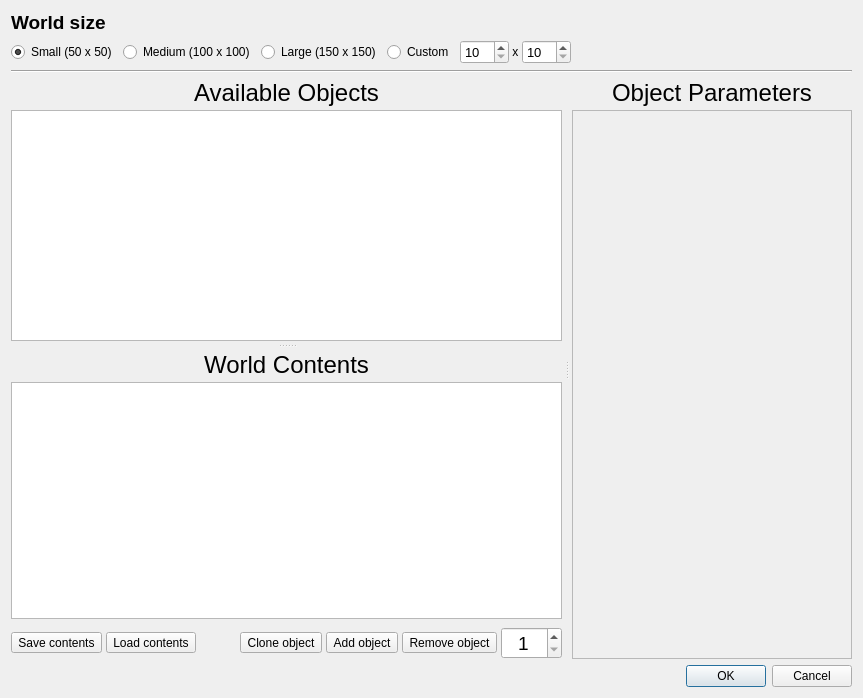
Old version of the form gui/newworld.ui in the repository taliesinb/floatworld.
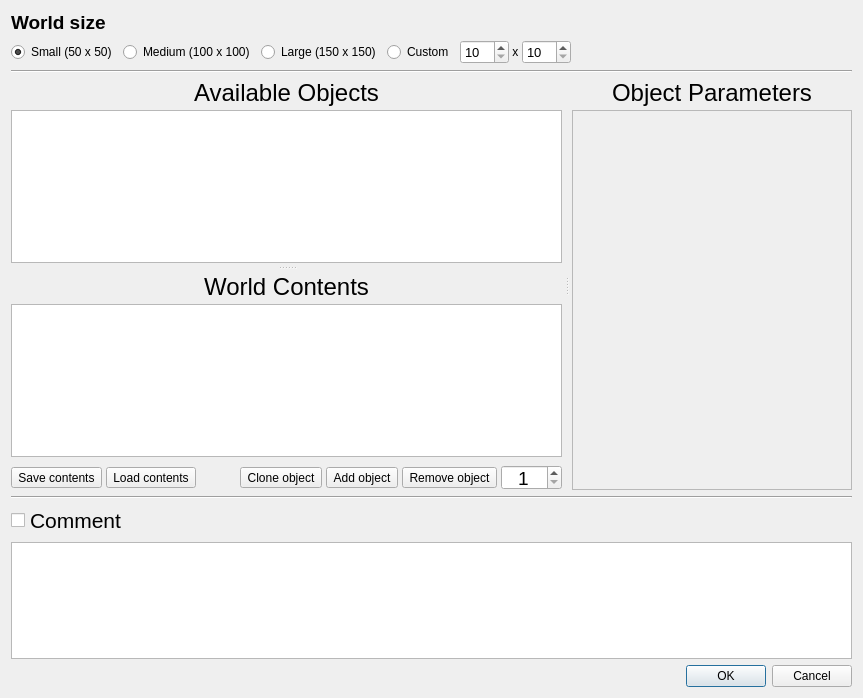
New version of the form. Icons and pictures are not drawn.

Commit message: Ability to save comments in prototype files.

The edit to the form file:
```diff
--- a/gui/newworld.ui
+++ b/gui/newworld.ui
@@ -462,6 +462,28 @@
        </widget>
       </widget>
      </item>
+     <item>
+      <widget class="Line" name="line_2">
+       <property name="orientation">
+        <enum>Qt::Horizontal</enum>
+       </property>
+      </widget>
+     </item>
+     <item>
+      <widget class="QCheckBox" name="commentVisibleBox">
+       <property name="font">
+        <font>
+         <pointsize>16</pointsize>
+        </font>
+       </property>
+       <property name="text">
+        <string>Comment</string>
+       </property>
+      </widget>
+     </item>
+     <item>
+      <widget class="QPlainTextEdit" name="commentBox"/>
+     </item>
      <item>
       <widget class="QDialogButtonBox" name="buttonBox">
        <property name="orientation">
```
The commit also changes 4 other files.
